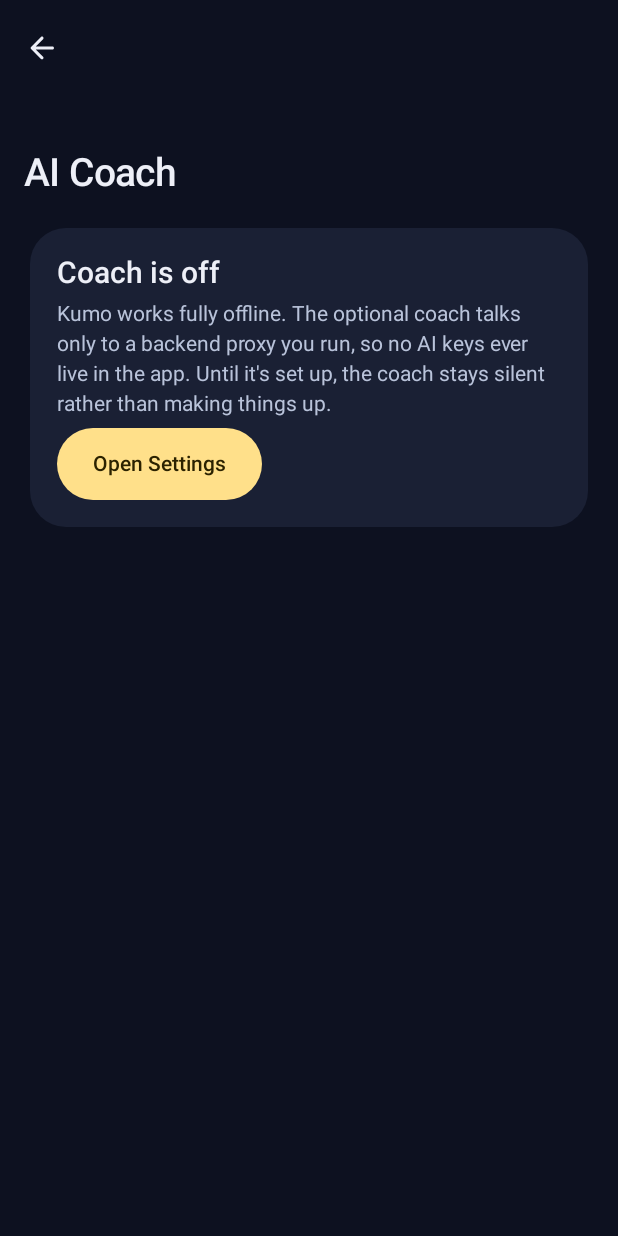
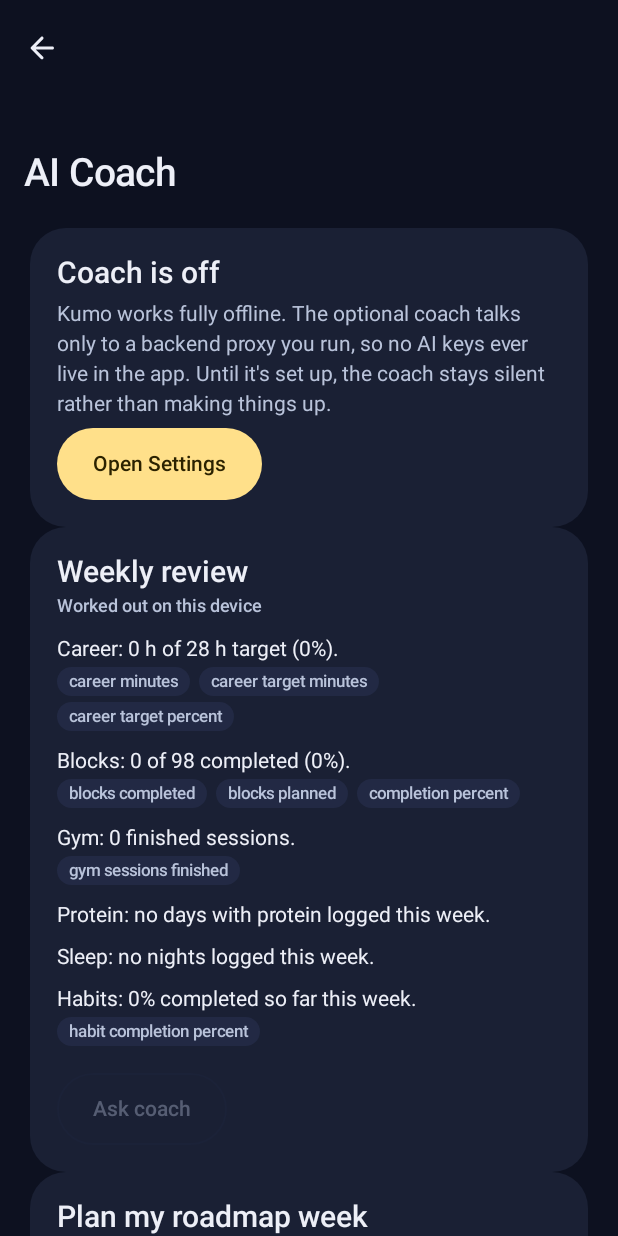
Before and after one commit to DivyankLosse/kumo, an Android app built with Jetpack Compose: the CoachScreen screen opened through its navigation route, on a phone screen of 412 x 824 dp. Run offline under Robolectric (Android 15) with nearby library versions, the phone set to English and light mode, and no system bars; our stand-ins replace Room's generated code, window size class; libraries missing offline, so code that uses them is left out: androidx.glance, androidx.glance.appwidget, app.rive, app.rive.rememberRiveFile, app.rive.rememberRiveWorker and 2 more; pictures from the network do not load; 2 statements that could not run were skipped.

Commit message:
Coach: structured per-task contract, FactSheetBuilder, citation validator, offline template

```diff
--- /dev/null
+++ b/app/src/main/java/com/ascend/app/data/coach/CoachContract.kt
@@ -0,0 +1,53 @@
+package com.ascend.app.data.coach
+
+import kotlinx.serialization.Serializable
+
+enum class CoachTask(val path: String) {
+    WEEKLY_REVIEW("weekly_review"),
+    ROADMAP_PLAN("roadmap_plan"),
+    REFLECTION_PROMPTS("reflection_prompts"),
+}
+
+const val COACH_SCHEMA_VERSION = 1
+const val COACH_PROMPT_VERSION = "kumo-coach@1"
+
+@Serializable
+data class Fact(val id: String, val kind: String, val value: Double, val unit: String, val period: String)
+
+@Serializable
+data class CoachConstraints(val sleepStart: String, val sleepEnd: String)
+
+@Serializable
+data class CoachRequest(
+    val promptVersion: String,
+    val locale: String,
+    val facts: List<Fact>,
+    val constraints: CoachConstraints,
+)
+
+@Serializable
+data class CoachItem(val type: String, val text: String, val cites: List<String> = emptyList())
+
+@Serializable
+data class CoachResponse(
+    val schemaVersion: Int,
+    val model: String,
+    val promptVersion: String,
+    val items: List<CoachItem>,
+    val latencyMs: Long = 0,
+)
+
+sealed interface CoachResult {
+    data class Reply(val response: CoachResponse) : CoachResult
+    data object NotConfigured : CoachResult
+    data class Failed(val reason: String) : CoachResult
+}
+
+/** Source of the per-install token; real issuance (Play Integrity) comes later, so it may be null. */
+fun interface InstallTokenStore {
+    suspend fun token(): String?
+}
+
+object NoInstallToken : InstallTokenStore {
+    override suspend fun token(): String? = null
+}
--- /dev/null
+++ b/app/src/main/java/com/ascend/app/data/coach/CoachFactsLoader.kt
@@ -0,0 +1,44 @@
+package com.ascend.app.data.coach
+
+import com.ascend.app.data.repository.ChecklistRepository
+import com.ascend.app.data.repository.FitnessRepository
+import com.ascend.app.data.repository.FocusRepository
+import com.ascend.app.data.repository.NutritionRepository
+import com.ascend.app.data.repository.PlannerRepository
+import com.ascend.app.data.repository.ProfileRepository
+import com.ascend.app.domain.Dates
+import com.ascend.app.domain.FactSheetBuilder
+import com.ascend.app.domain.SeedData
+import kotlinx.coroutines.flow.first
+import java.time.LocalDate
+
+data class CoachFacts(val facts: List<Fact>, val constraints: CoachConstraints)
+
+class CoachFactsLoader(
+    private val planner: PlannerRepository,
+    private val focus: FocusRepository,
+    private val fitness: FitnessRepository,
+    private val nutrition: NutritionRepository,
+    private val checklists: ChecklistRepository,
+    private val profile: ProfileRepository,
+) {
+    suspend fun load(today: LocalDate = Dates.today()): CoachFacts {
+        val weekStart = Dates.weekStart(today)
+        val from = weekStart.toEpochDay()
+        val to = from + 6
+        val p = profile.get()
+        val facts = FactSheetBuilder.build(
+            weekStart = weekStart,
+            today = today,
+            tasks = planner.observeRange(from, to).first(),
+            focus = focus.observeSessionsBetween(Dates.startOfDayMs(weekStart), Dates.endOfDayMs(weekStart.plusDays(6))).first(),
+            workouts = fitness.observeSessions().first(),
+            food = nutrition.observeFoodRange(from, to).first(),
+            sleep = nutrition.observeSleep().first(),
+            habitItems = checklists.observeItems(SeedData.HABITS).first(),
+            habitLogs = checklists.observeLogsRange(from, to).first(),
+            profile = p,
+        )
+        return CoachFacts(facts, FactSheetBuilder.constraints(p))
+    }
+}
--- /dev/null
+++ b/app/src/main/java/com/ascend/app/data/coach/TemplateCoach.kt
@@ -0,0 +1,96 @@
+package com.ascend.app.data.coach
+
+import com.ascend.app.domain.Category
+import com.ascend.app.domain.FactIds
+import java.util.Locale
+
+/** Offline fallback: fixed wording over the same facts, always citing what it quotes. */
+object TemplateCoach {
+
+    fun items(task: CoachTask, facts: List<Fact>): List<CoachItem> = when (task) {
+        CoachTask.WEEKLY_REVIEW -> weeklyReview(facts)
+        CoachTask.ROADMAP_PLAN -> roadmapPlan(facts)
+        CoachTask.REFLECTION_PROMPTS -> reflectionPrompts(facts)
+    }
+
+    private fun Double.num(): String = if (this % 1.0 == 0.0) toLong().toString() else String.format(Locale.US, "%.1f", this)
+    private fun Double.hours(): String = String.format(Locale.US, "%.1f", this / 60.0).removeSuffix(".0") + " h"
+
+    private fun weeklyReview(facts: List<Fact>): List<CoachItem> {
+        val f = facts.associateBy { it.id }
+        fun v(id: String) = f[id]?.value
+        return buildList {
+            val career = v(FactIds.CAREER_MIN)
+            val target = v(FactIds.CAREER_TARGET_MIN)
+            val pct = v(FactIds.CAREER_PCT)
+            if (career != null && target != null && pct != null) {
+                add(CoachItem("stat", "Career: ${career.hours()} of ${target.hours()} target (${pct.num()}%).", listOf(FactIds.CAREER_MIN, FactIds.CAREER_TARGET_MIN, FactIds.CAREER_PCT)))
+            } else if (career != null) {
+                add(CoachItem("stat", "Career: ${career.hours()} logged.", listOf(FactIds.CAREER_MIN)))
+            }
+            val done = v(FactIds.BLOCKS_DONE)
+            val planned = v(FactIds.BLOCKS_PLANNED)
+            val completion = v(FactIds.COMPLETION_PCT)
+            if (done != null && planned != null && completion != null) {
+                add(CoachItem("stat", "Blocks: ${done.num()} of ${planned.num()} completed (${completion.num()}%).", listOf(FactIds.BLOCKS_DONE, FactIds.BLOCKS_PLANNED, FactIds.COMPLETION_PCT)))
+            }
+            v(FactIds.FOCUS_MIN_TOTAL)?.let { total ->
+                val byCategory = Category.entries.mapNotNull { c -> v(FactIds.focusMinutes(c))?.let { c to it } }
+                val detail = byCategory.joinToString(", ") { (c, m) -> "${c.label} ${m.hours()}" }
+                add(CoachItem("stat", "Focus: ${total.hours()} in total ($detail).", listOf(FactIds.FOCUS_MIN_TOTAL) + byCategory.map { FactIds.focusMinutes(it.first) }))
+            }
+            v(FactIds.GYM_SESSIONS)?.let {
+                add(CoachItem("stat", "Gym: ${it.num()} finished sessions.", listOf(FactIds.GYM_SESSIONS)))
+            }
+            val proteinDays = v(FactIds.PROTEIN_DAYS)
+            val proteinLogged = v(FactIds.PROTEIN_LOGGED_DAYS)
+            if (proteinDays != null && proteinLogged != null) {
+                add(CoachItem("stat", "Protein: in range on ${proteinDays.num()} of ${proteinLogged.num()} logged days.", listOf(FactIds.PROTEIN_DAYS, FactIds.PROTEIN_LOGGED_DAYS)))
+            } else {
+                add(CoachItem("note", "Protein: no days with protein logged this week."))
+            }
+            val sleepOn = v(FactIds.SLEEP_ON_TARGET)
+            val sleepLogged = v(FactIds.SLEEP_LOGGED)
+            if (sleepOn != null && sleepLogged != null) {
+                add(CoachItem("stat", "Sleep: ${sleepOn.num()} of ${sleepLogged.num()} logged nights on target.", listOf(FactIds.SLEEP_ON_TARGET, FactIds.SLEEP_LOGGED)))
+            } else {
+                add(CoachItem("note", "Sleep: no nights logged this week."))
+            }
+            v(FactIds.HABIT_RATE_PCT)?.let {
+                add(CoachItem("stat", "Habits: ${it.num()}% completed so far this week.", listOf(FactIds.HABIT_RATE_PCT)))
+            }
+        }
+    }
+
+    private fun roadmapPlan(facts: List<Fact>): List<CoachItem> {
+        val f = facts.associateBy { it.id }
+        return buildList {
+            val career = f[FactIds.CAREER_MIN]
+            val target = f[FactIds.CAREER_TARGET_MIN]
+            if (career != null && target != null) {
+                add(CoachItem("stat", "Career so far: ${career.value.hours()} of ${target.value.hours()} weekly target.", listOf(FactIds.CAREER_MIN, FactIds.CAREER_TARGET_MIN)))
+                if (career.value < target.value) {
+                    add(CoachItem("advice", "You are under target. Book the next unfinished roadmap topic into a free career block."))
+                } else {
+                    add(CoachItem("advice", "Target reached. Use spare career time to practise a topic you have only learned."))
+                }
+            } else {
+                add(CoachItem("advice", "Pick the next unfinished roadmap topic and book it into a free career block."))
+            }
+            add(CoachItem("advice", "Keep sessions to a sensible length and leave a buffer before the next block."))
+        }
+    }
+
+    private fun reflectionPrompts(facts: List<Fact>): List<CoachItem> {
+        val f = facts.associateBy { it.id }
+        return buildList {
+            val done = f[FactIds.BLOCKS_DONE]
+            val planned = f[FactIds.BLOCKS_PLANNED]
+            if (done != null && planned != null) {
+                add(CoachItem("prompt", "You completed ${done.value.num()} of ${planned.value.num()} blocks. What helped the ones that went well?", listOf(FactIds.BLOCKS_DONE, FactIds.BLOCKS_PLANNED)))
+            }
+            add(CoachItem("prompt", "Which block felt least worth its time, and could it shrink or move?"))
+            add(CoachItem("prompt", "What is one small change that would make next week easier?"))
+        }
+    }
+}
--- /dev/null
+++ b/app/src/main/java/com/ascend/app/domain/FactSheet.kt
@@ -0,0 +1,122 @@
+package com.ascend.app.domain
+
+import com.ascend.app.data.coach.CoachConstraints
+import com.ascend.app.data.coach.Fact
+import com.ascend.app.data.local.ChecklistItemEntity
+import com.ascend.app.data.local.ChecklistLogEntity
+import com.ascend.app.data.local.FocusSessionEntity
+import com.ascend.app.data.local.FoodEntryEntity
+import com.ascend.app.data.local.PlannedTaskEntity
+import com.ascend.app.data.local.ProfileEntity
+import com.ascend.app.data.local.SleepLogEntity
+import com.ascend.app.data.local.WorkoutSessionEntity
+import java.time.LocalDate
+import java.time.temporal.ChronoUnit
+import java.time.temporal.IsoFields
+
+object FactIds {
+    const val CAREER_MIN = "f_career_min"
+    const val CAREER_TARGET_MIN = "f_career_target_min"
+    const val CAREER_PCT = "f_career_pct"
+    const val BLOCKS_PLANNED = "f_blocks_planned"
+    const val BLOCKS_DONE = "f_blocks_done"
+    const val COMPLETION_PCT = "f_completion_pct"
+    const val FOCUS_MIN_TOTAL = "f_focus_min_total"
+    const val GYM_SESSIONS = "f_gym_sessions"
+    const val PROTEIN_DAYS = "f_protein_days"
+    const val PROTEIN_LOGGED_DAYS = "f_protein_logged_days"
+    const val SLEEP_ON_TARGET = "f_sleep_on_target"
+    const val SLEEP_LOGGED = "f_sleep_logged"
+    const val HABIT_RATE_PCT = "f_habit_rate_pct"
+
+    fun focusMinutes(category: Category) = "f_focus_min_${category.name.lowercase()}"
+}
+
+/**
+ * Builds the only data the coach ever sees. Metrics come from [Metrics] so they match Analytics exactly.
+ * Facts that cannot be computed (nothing logged, no profile) are omitted rather than reported as zero.
+ */
+object FactSheetBuilder {
+
+    fun periodLabel(weekStart: LocalDate): String =
+        "%d-W%02d".format(weekStart.get(IsoFields.WEEK_BASED_YEAR), weekStart.get(IsoFields.WEEK_OF_WEEK_BASED_YEAR))
+
+    fun build(
+        weekStart: LocalDate,
+        today: LocalDate,
+        tasks: List<PlannedTaskEntity>,
+        focus: List<FocusSessionEntity>,
+        workouts: List<WorkoutSessionEntity>,
+        food: List<FoodEntryEntity>,
+        sleep: List<SleepLogEntity>,
+        habitItems: List<ChecklistItemEntity>,
+        habitLogs: List<ChecklistLogEntity>,
+        profile: ProfileEntity?,
+    ): List<Fact> {
+        val period = periodLabel(weekStart)
+        val range = weekStart.toEpochDay()..weekStart.toEpochDay() + 6
+        val weekTasks = tasks.filter { it.date in range }
+        val weekFocus = focus.filter { Dates.epochDayOfMs(it.startedAt) in range }
+        val facts = mutableListOf<Fact>()
+        fun add(id: String, kind: String, value: Number, unit: String) {
+            facts.add(Fact(id, kind, value.toDouble(), unit, period))
+        }
+
+        val careerMin = Metrics.careerMinutes(weekTasks, weekFocus)
+        add(FactIds.CAREER_MIN, "career_minutes", careerMin, "min")
+        if (profile != null) {
+            val target = (profile.careerHoursDaily * 60 * 7).toInt()
+            add(FactIds.CAREER_TARGET_MIN, "career_target_minutes", target, "min")
+            if (target > 0) add(FactIds.CAREER_PCT, "career_target_percent", careerMin * 100 / target, "%")
+        }
+
+        val counted = weekTasks.filterNot { it.skipped }
+        if (counted.isNotEmpty()) {
+            add(FactIds.BLOCKS_PLANNED, "blocks_planned", counted.size, "blocks")
+            add(FactIds.BLOCKS_DONE, "blocks_completed", counted.count { it.completed }, "blocks")
+            add(FactIds.COMPLETION_PCT, "completion_percent", Metrics.completionPercent(weekTasks), "%")
+        }
+
+        if (weekFocus.isNotEmpty()) {
+            add(FactIds.FOCUS_MIN_TOTAL, "focus_minutes", weekFocus.sumOf { it.actualSeconds } / 60, "min")
+            weekFocus.groupBy { Category.of(it.category) }.toSortedMap().forEach { (category, sessions) ->
+                add(FactIds.focusMinutes(category), "focus_minutes_${category.name.lowercase()}", sessions.sumOf { it.actualSeconds } / 60, "min")
+            }
+        }
+
+        add(FactIds.GYM_SESSIONS, "gym_sessions_finished", workouts.count { it.date in range && it.finishedAt != null }, "sessions")
+
+        if (profile != null) {
+            val proteinByDay = food.filter { it.date in range }.groupBy { it.date }
+                .mapValues { (_, entries) -> Metrics.nutritionTotals(entries).proteinG }
+                .filterValues { it != null }
+            if (proteinByDay.isNotEmpty()) {
+                val inRange = proteinByDay.values.count { Metrics.rangeStatus(it, profile.proteinMinG, profile.proteinMaxG) == RangeStatus.IN_RANGE }
+                add(FactIds.PROTEIN_DAYS, "protein_days_in_range", inRange, "days")
+                add(FactIds.PROTEIN_LOGGED_DAYS, "protein_days_logged", proteinByDay.size, "days")
+            }
+        }
+
+        val weekSleep = sleep.filter { it.date in range }
+        if (weekSleep.isNotEmpty()) {
+            add(FactIds.SLEEP_ON_TARGET, "sleep_nights_on_target", weekSleep.count { Metrics.sleepOnTarget(it.bedMin, it.wakeMin) }, "nights")
+            add(FactIds.SLEEP_LOGGED, "sleep_nights_logged", weekSleep.size, "nights")
+        }
+
+        val elapsedDays = (ChronoUnit.DAYS.between(weekStart, today) + 1).coerceIn(0, 7).toInt()
+        val activeIds = habitItems.filter { it.active }.map { it.id }.toSet()
+        if (activeIds.isNotEmpty() && elapsedDays > 0) {
+            val done = habitLogs.count { it.date in range && it.itemId in activeIds }
+            add(FactIds.HABIT_RATE_PCT, "habit_completion_percent", (done * 100 / (activeIds.size * elapsedDays)).coerceAtMost(100), "%")
+        }
+        return facts
+    }
+
+    fun constraints(profile: ProfileEntity?): CoachConstraints {
+        fun hhmm(min: Int) = "%02d:%02d".format(min / 60 % 24, min % 60)
+        return CoachConstraints(
+            sleepStart = hhmm(profile?.sleepStartMin ?: ScheduleRules.SLEEP_MIN),
+            sleepEnd = hhmm(profile?.wakeMin ?: ScheduleRules.WAKE_MIN),
+        )
+    }
+}
--- a/app/src/main/java/com/ascend/app/ui/screens/CoachScreen.kt
+++ b/app/src/main/java/com/ascend/app/ui/screens/CoachScreen.kt
@@ -1,73 +1,81 @@
 package com.ascend.app.ui.screens
 
 import androidx.compose.foundation.layout.*
-import androidx.compose.foundation.lazy.items
 import androidx.compose.foundation.shape.CircleShape
 import androidx.compose.foundation.shape.RoundedCornerShape
-import androidx.compose.material.icons.Icons
-import androidx.compose.material.icons.automirrored.rounded.Send
 import androidx.compose.material3.*
 import androidx.compose.runtime.*
-import androidx.compose.ui.Alignment
 import androidx.compose.ui.Modifier
 import androidx.compose.ui.unit.dp
-import com.ascend.app.data.coach.CoachMessage
+import com.ascend.app.data.coach.COACH_PROMPT_VERSION
+import com.ascend.app.data.coach.CoachFacts
+import com.ascend.app.data.coach.CoachFactsLoader
+import com.ascend.app.data.coach.CoachItem
 import com.ascend.app.data.coach.CoachRequest
 import com.ascend.app.data.coach.CoachResult
+import com.ascend.app.data.coach.CoachTask
+import com.ascend.app.data.coach.Fact
+import com.ascend.app.data.coach.TemplateCoach
 import com.ascend.app.di.AppContainer
-import com.ascend.app.domain.Dates
-import com.ascend.app.domain.Metrics
+import com.ascend.app.domain.CitationValidator
 import com.ascend.app.ui.components.*
 import com.ascend.app.ui.navigation.Routes
 import com.ascend.app.ui.navigation.appViewModel
 import kotlinx.coroutines.flow.MutableStateFlow
-import kotlinx.coroutines.flow.first
 import kotlinx.coroutines.flow.map
+import java.util.Locale
 
-data class ChatLine(val role: String, val text: String, val error: Boolean = false)
+sealed interface AiState {
+    data object Idle : AiState
+    data object Loading : AiState
+    data class Ready(val items: List<CoachItem>, val hidden: Int) : AiState
+    data class Error(val reason: String) : AiState
+}
 
 class CoachViewModel(private val c: AppContainer) : BaseViewModel() {
+    private val loader = CoachFactsLoader(c.planner, c.focus, c.fitness, c.nutrition, c.checklists, c.profile)
+
     val proxyUrl = c.settings.settings.map { it.coachProxyUrl }.state("")
-    val lines = MutableStateFlow<List<ChatLine>>(emptyList())
-    val sending = MutableStateFlow(false)
+    val facts = MutableStateFlow<CoachFacts?>(null)
+    val ai = MutableStateFlow<Map<CoachTask, AiState>>(emptyMap())
 
-    /** Factual snapshot from the user's own data, sent as context. Never includes photos or recordings. */
-    private suspend fun context(): String {
-        val today = Dates.today()
-        val tasks = c.planner.day(today.toEpochDay())
-        val focus = c.focus.observeSessionsBetween(Dates.startOfDayMs(today), Dates.endOfDayMs(today)).first()
-        val p = c.profile.get()
-        return buildString {
-            p?.let { append("Goal: ${it.careerGoal}. ${it.education}. ") }
-            append("Today ${today}: ${Metrics.completionPercent(tasks)}% of ${tasks.size} blocks done; ")
-            append("career ${Metrics.careerMinutes(tasks, focus)} min of ${(p?.careerHoursDaily ?: 4.0) * 60} min target.")
+    init {
+        io {
+            c.awaitReady()
+            facts.value = loader.load()
         }
     }
 
-    fun send(text: String) = io {
-        if (text.isBlank() || sending.value) return@io
-        val history = lines.value.filterNot { it.error } + ChatLine("user", text.trim())
-        lines.value = lines.value + ChatLine("user", text.trim())
-        sending.value = true
-        val result = c.coach.ask(c.settings.current().coachProxyUrl, CoachRequest(history.map { CoachMessage(it.role, it.text) }, context()))
-        lines.value = lines.value + when (result) {
-            is CoachResult.Reply -> ChatLine("assistant", result.text)
-            CoachResult.NotConfigured -> ChatLine("system", "The coach isn't set up. Add your proxy URL in Settings.", error = true)
-            is CoachResult.Failed -> ChatLine("system", "No reply: ${result.reason}. Nothing was generated on the device.", error = true)
+    fun ask(task: CoachTask) = io {
+        val sheet = facts.value ?: return@io
+        if (ai.value[task] == AiState.Loading) return@io
+        ai.value = ai.value + (task to AiState.Loading)
+        val request = CoachRequest(COACH_PROMPT_VERSION, Locale.getDefault().toLanguageTag(), sheet.facts, sheet.constraints)
+        val state = when (val result = c.coach.ask(c.settings.current().coachProxyUrl, task, request)) {
+            is CoachResult.Reply -> {
+                val checked = CitationValidator.validate(result.response.items, sheet.facts)
+                AiState.Ready(checked.kept, checked.dropped)
             }
-        sending.value = false
+            CoachResult.NotConfigured -> AiState.Error("The coach isn't set up. Add your proxy URL in Settings.")
+            is CoachResult.Failed -> AiState.Error("No reply: ${result.reason}. Nothing was generated on the device.")
+        }
+        ai.value = ai.value + (task to state)
     }
 }
+
+private val cards = listOf(
+    CoachTask.WEEKLY_REVIEW to "Weekly review",
+    CoachTask.ROADMAP_PLAN to "Plan my roadmap week",
+    CoachTask.REFLECTION_PROMPTS to "Reflection prompts",
+)
 
 @Composable
 fun CoachScreen(onBack: () -> Unit, go: (String) -> Unit) {
     val vm = appViewModel { CoachViewModel(it) }
     val url by vm.proxyUrl.collectAsState()
-    val lines by vm.lines.collectAsState()
-    val sending by vm.sending.collectAsState()
-    var input by remember { mutableStateOf("") }
+    val sheet by vm.facts.collectAsState()
+    val ai by vm.ai.collectAsState()
 
-    Box(Modifier.fillMaxSize()) {
     DetailScreen("AI Coach", onBack) {
         if (url.isBlank()) {
             item {
@@ -82,32 +90,68 @@ fun CoachScreen(onBack: () -> Unit, go: (String) -> Unit) {
             }
         } else {
             item { Text("Connected to $url", style = MaterialTheme.typography.bodySmall, color = MaterialTheme.colorScheme.onSurfaceVariant) }
-                if (lines.isEmpty()) item { EmptyHint("Ask about your plan, your roadmap, or how to recover a missed day.") }
-                items(lines.size) { i ->
-                    val l = lines[i]
-                    val mine = l.role == "user"
-                    Row(Modifier.fillMaxWidth().padding(vertical = 4.dp), horizontalArrangement = if (mine) Arrangement.End else Arrangement.Start) {
-                        Surface(
-                            shape = RoundedCornerShape(20.dp),
-                            color = when {
-                                l.error -> MaterialTheme.colorScheme.errorContainer
-                                mine -> MaterialTheme.colorScheme.primaryContainer
-                                else -> MaterialTheme.colorScheme.surfaceContainerHigh
-                            },
-                            modifier = Modifier.widthIn(max = 320.dp),
-                        ) { Text(l.text, Modifier.padding(14.dp), style = MaterialTheme.typography.bodyMedium) }
+        }
+        val current = sheet
+        if (current == null) {
+            item { LinearProgressIndicator(Modifier.fillMaxWidth().padding(vertical = 8.dp)) }
+        } else {
+            items(cards.size) { i ->
+                val (task, title) = cards[i]
+                TaskCard(title, task, current.facts, ai[task] ?: AiState.Idle, askEnabled = url.isNotBlank()) { vm.ask(task) }
             }
         }
-                if (sending) item { LinearProgressIndicator(Modifier.fillMaxWidth().padding(vertical = 8.dp)) }
     }
 }
-        if (url.isNotBlank()) {
-            Surface(Modifier.align(Alignment.BottomCenter).fillMaxWidth(), color = MaterialTheme.colorScheme.surfaceContainerLow) {
-                Row(Modifier.navigationBarsPadding().imePadding().padding(12.dp), verticalAlignment = Alignment.CenterVertically) {
-                    OutlinedTextField(input, { input = it }, placeholder = { Text("Message your coach") }, modifier = Modifier.weight(1f), maxLines = 4, shape = RoundedCornerShape(24.dp))
-                    Spacer(Modifier.width(8.dp))
-                    FilledIconButton(onClick = { vm.send(input); input = "" }, enabled = input.isNotBlank() && !sending, modifier = Modifier.size(52.dp)) {
-                        Icon(Icons.AutoMirrored.Rounded.Send, "Send")
+
+@Composable
+private fun TaskCard(title: String, task: CoachTask, facts: List<Fact>, ai: AiState, askEnabled: Boolean, onAsk: () -> Unit) {
+    val factsById = remember(facts) { facts.associateBy { it.id } }
+    AscendCard {
+        Text(title, style = MaterialTheme.typography.titleLarge)
+        val shown = (ai as? AiState.Ready)?.items ?: TemplateCoach.items(task, facts)
+        Text(
+            if (ai is AiState.Ready) "From your coach, checked against your data" else "Worked out on this device",
+            style = MaterialTheme.typography.labelMedium, color = MaterialTheme.colorScheme.onSurfaceVariant,
+            modifier = Modifier.padding(top = 4.dp, bottom = 8.dp),
+        )
+        if (shown.isEmpty()) EmptyHint("Nothing to show yet.")
+        shown.forEach { ItemRow(it, factsById) }
+        if (ai is AiState.Ready && ai.hidden > 0) {
+            Text(
+                "${ai.hidden} ${if (ai.hidden == 1) "claim" else "claims"} hidden: numbers not found in your data",
+                style = MaterialTheme.typography.bodySmall, color = MaterialTheme.colorScheme.onSurfaceVariant,
+                modifier = Modifier.padding(top = 8.dp),
+            )
+        }
+        if (ai is AiState.Error) {
+            Text(ai.reason, style = MaterialTheme.typography.bodySmall, color = MaterialTheme.colorScheme.error, modifier = Modifier.padding(top = 8.dp))
+        }
+        if (ai is AiState.Loading) LinearProgressIndicator(Modifier.fillMaxWidth().padding(top = 12.dp))
+        OutlinedButton(
+            onClick = onAsk,
+            enabled = askEnabled && ai != AiState.Loading,
+            shape = CircleShape,
+            modifier = Modifier.padding(top = 12.dp).heightIn(min = 48.dp),
+        ) { Text("Ask coach") }
+    }
+}
+
+@OptIn(ExperimentalLayoutApi::class)
+@Composable
+private fun ItemRow(item: CoachItem, factsById: Map<String, Fact>) {
+    Column(Modifier.fillMaxWidth().padding(vertical = 6.dp)) {
+        Text(item.text, style = MaterialTheme.typography.bodyMedium)
+        val cited = item.cites.mapNotNull { factsById[it] }
+        if (cited.isNotEmpty()) {
+            FlowRow(horizontalArrangement = Arrangement.spacedBy(6.dp), verticalArrangement = Arrangement.spacedBy(4.dp), modifier = Modifier.padding(top = 4.dp)) {
+                cited.forEach { fact ->
+                    Surface(shape = RoundedCornerShape(50), color = MaterialTheme.colorScheme.surfaceContainerHigh) {
+                        Text(
+                            fact.kind.replace('_', ' '),
+                            style = MaterialTheme.typography.labelSmall,
+                            color = MaterialTheme.colorScheme.onSurfaceVariant,
+                            modifier = Modifier.padding(horizontal = 8.dp, vertical = 3.dp),
+                        )
                     }
                 }
             }
```
Also changed, not shown: app/src/main/java/com/ascend/app/data/coach/CoachClient.kt (+26 -25 lines), app/src/main/java/com/ascend/app/domain/CitationValidator.kt (added, +43 -0 lines), 1 other file. Lines whose indentation alone changed are shown as unchanged.
